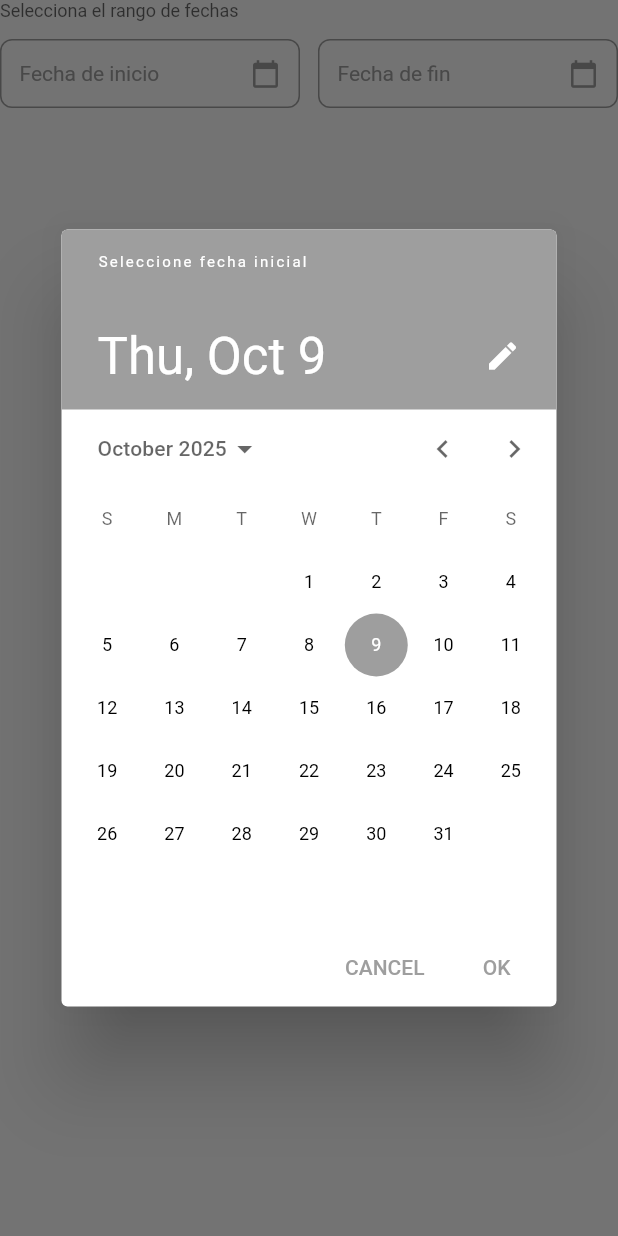
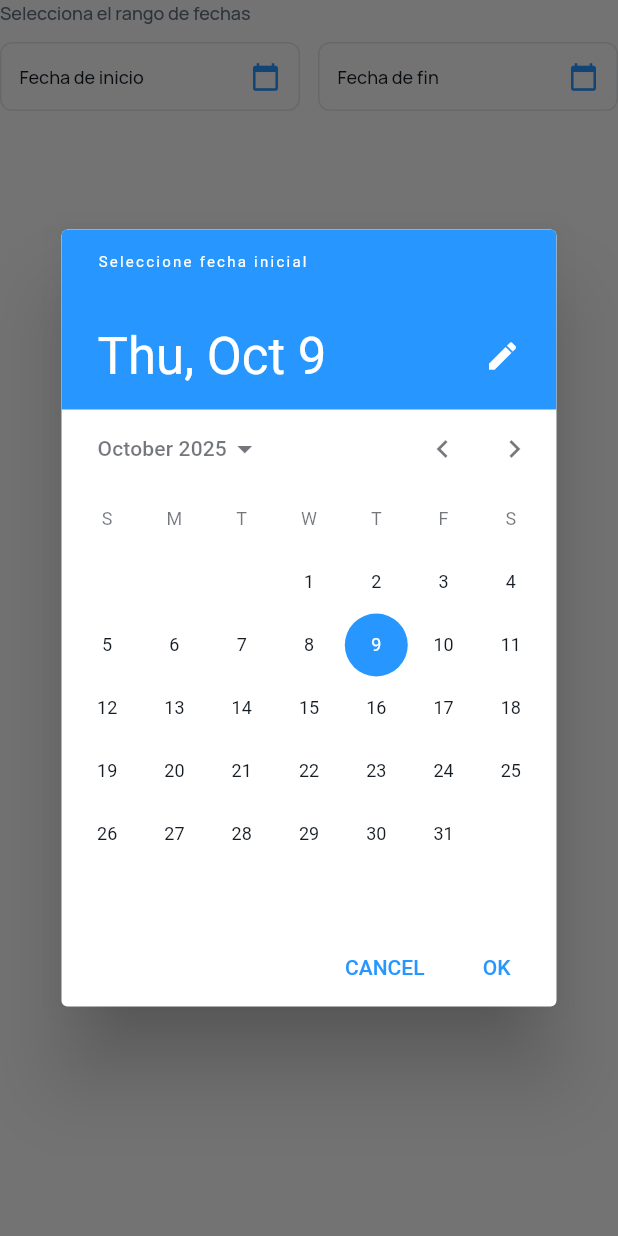
Before and after one commit to devHenao/VendedoresApp_Clean_Arquitecture, a Flutter app: the DateRangeSelectorWidget widget shown alone on an empty page, opened directly with empty values, after a tap on "Fecha de inicio", on a phone screen of 412 x 824 dp. Run offline on Flutter 3.47's test engine with Material 3 defaults, Android fonts, the phone set to English and light mode, and no system bars; our stand-ins replace auto_size_text, bloc, dartz, dio, dropdown_button2, easy_debounce and 15 more; missing offline and left inert: json_path, mime_type; accounts and stored records are empty.

Commit message:
Update widgets of shared

```diff
--- a/lib/shared/datePickers/date_range_selector_widget.dart
+++ b/lib/shared/datePickers/date_range_selector_widget.dart
@@ -1,3 +1,4 @@
+import 'package:app_vendedores/core/theme/theme.dart';
 import 'package:flutter/material.dart';
 import 'package:intl/intl.dart';
 
@@ -37,13 +38,14 @@ class DateRangeSelectorWidget extends StatelessWidget {
   }
 
   Widget _buildTitle(BuildContext context) {
+    final colors = GlobalTheme.of(context);
     return Padding(
       padding: const EdgeInsets.only(bottom: 4.0),
       child: Text(
         model.title!,
-        style: Theme.of(context).textTheme.bodySmall?.copyWith(
-              color: Theme.of(context).hintColor,
-            ),
+        style: colors.bodySmall.copyWith(
+          color: colors.secondaryText,
+        ),
       ),
     );
   }
@@ -71,7 +73,7 @@ class DateRangeSelectorWidget extends StatelessWidget {
         if (controller.startDate != null || controller.endDate != null) ...[
           const SizedBox(width: 8.0),
           IconButton(
-            icon: Icon(Icons.clear, color: Theme.of(context).colorScheme.error),
+            icon: Icon(Icons.clear, color: GlobalTheme.of(context).error),
             onPressed: onClearDates,
             tooltip: 'Limpiar fechas',
           ),
@@ -88,10 +90,7 @@ class DateRangeSelectorWidget extends StatelessWidget {
     required String helpText,
     required bool isStartDate,
   }) {
-    final theme = Theme.of(context);
-    final primary = model.primaryColor ?? theme.primaryColor;
-    final text = model.textColor ?? theme.textTheme.bodyMedium?.color;
-    final border = model.borderColor ?? theme.dividerColor;
+    final colors = GlobalTheme.of(context);
 
     return Expanded(
       child: InkWell(
@@ -100,7 +99,7 @@ class DateRangeSelectorWidget extends StatelessWidget {
         child: Container(
           padding: const EdgeInsets.all(12.0),
           decoration: BoxDecoration(
-            border: Border.all(color: border),
+            border: Border.all(color: colors.alternate),
             borderRadius: BorderRadius.circular(8.0),
           ),
           child: Row(
@@ -111,7 +110,7 @@ class DateRangeSelectorWidget extends StatelessWidget {
                   selectedDate != null
                       ? DateFormat('dd/MM/yyyy').format(selectedDate)
                       : label,
-                  style: theme.textTheme.bodyMedium?.copyWith(color: text),
+                  style: colors.bodyMedium,
                   overflow: TextOverflow.ellipsis,
                 ),
               ),
@@ -119,7 +118,7 @@ class DateRangeSelectorWidget extends StatelessWidget {
               Icon(
                 Icons.calendar_today,
                 size: 20,
-                color: primary,
+                color: colors.primary,
               ),
             ],
           ),
@@ -129,8 +128,7 @@ class DateRangeSelectorWidget extends StatelessWidget {
   }
 
   Future<void> _selectDate(BuildContext context, {required bool isStartDate}) async {
-    final theme = Theme.of(context);
-    final primary = model.primaryColor ?? theme.primaryColor;
+    final colors = GlobalTheme.of(context);
 
     final firstDate = isStartDate
         ? DateTime(2000)
@@ -150,13 +148,14 @@ class DateRangeSelectorWidget extends StatelessWidget {
       helpText: isStartDate ? model.startDateHint : model.endDateHint,
       builder: (context, child) {
         return Theme(
-          data: theme.copyWith(
+          data: Theme.of(context).copyWith(
             colorScheme: ColorScheme.light(
-              primary: primary,
-              onPrimary: Colors.white,
-              surface: Colors.white,
-              onSurface: Colors.black,
+              primary: colors.primary,
+              onPrimary: colors.info,
+              surface: colors.primaryBackground,
+              onSurface: colors.primaryText,
             ),
+            dialogBackgroundColor: colors.secondaryBackground,
           ),
           child: child!,
         );
--- a/lib/shared/menu/menu_widget.dart
+++ b/lib/shared/menu/menu_widget.dart
@@ -75,12 +75,8 @@ class _MenuWidgetState extends State<MenuWidget> {
                             16.0, 0.0, 16.0, 0.0),
                         child: Text(
                           'Menu',
-                          style: GlobalTheme.of(context)
-                              .headlineSmall
-                              .override(
-                                fontFamily: 'Outfit',
+                          style: GlobalTheme.of(context).headlineSmall.copyWith(
                                 color: GlobalTheme.of(context).primary,
-                                  letterSpacing: 0.0,
                               ),
                         ),
                       ),
```
Also changed, not shown: lib/shared/confirmDialog/confirmation_dialog.dart (+19 -6 lines), lib/shared/mensajes/ok_actualizado/ok_actualizado_widget.dart (+9 -26 lines), lib/shared/mensajes/ok_password/ok_password_widget.dart (+9 -26 lines), lib/shared/mensajes/register_order/register_order_widget.dart (+9 -26 lines), lib/shared/menu/menu_widgets.dart (+18 -30 lines).
